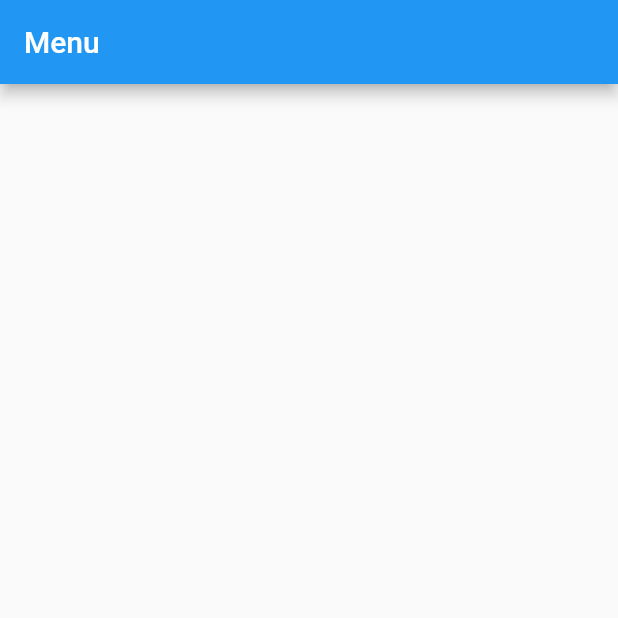
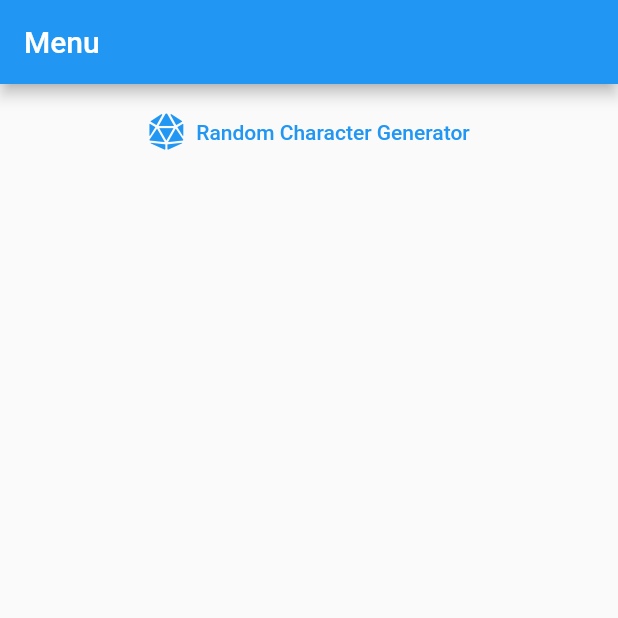
Before and after one commit to user17359/gm_familiar, a Flutter app: the screen it shows after launch, on a phone screen of 412 x 824 dp, the top half of it. Run offline on Flutter 3.47's test engine with Material 2 defaults, Android fonts, the phone set to English and light mode, and no system bars.

Commit message:
Added icons from FlutterIcon for future use.

```diff
--- a/lib/main.dart
+++ b/lib/main.dart
@@ -1,4 +1,5 @@
 import 'package:flutter/material.dart';
+import 'presentation/custom_icons_icons.dart';
 
 void main() {
   runApp(const MyApp());
@@ -63,10 +64,18 @@ class _MyHomePageState extends State<MyHomePage> {
         title: Text(widget.title),
       ),
       body: Center(
-        child: Column(
-          mainAxisAlignment: MainAxisAlignment.center,
+        child: ListView(
+              padding: const EdgeInsets.all(8),
+              children: <Widget>[
+                TextButton.icon(
+                  icon: Icon(CustomIcons.dice_d20),
+                  label: Text('Random Character Generator'),
+                  onPressed: () {},
+                )
+
+              ],
+            )
         ),
-      ), // This trailing comma makes auto-formatting nicer for build methods.
-    );
+      ); // This trailing comma makes auto-formatting nicer for build methods.
   }
 }
--- /dev/null
+++ b/lib/presentation/custom_icons_icons.dart
@@ -0,0 +1,93 @@
+/// Flutter icons CustomIcons
+/// Copyright (C) 2021 by original authors @ fluttericon.com, fontello.com
+/// This font was generated by FlutterIcon.com, which is derived from Fontello.
+///
+/// To use this font, place it in your fonts/ directory and include the
+/// following in your pubspec.yaml
+///
+/// flutter:
+///   fonts:
+///    - family:  CustomIcons
+///      fonts:
+///       - asset: fonts/CustomIcons.ttf
+///
+///
+/// * RPG Awesome, Copyright (c) 2014, Daniela Howe
+///         Author:    Daniela Howe & Ivan Montiel
+///         License:   SIL (http://scripts.sil.org/OFL)
+///         Homepage:  http://nagoshiashumari.github.io/Rpg-Awesome/
+/// * Font Awesome 5, Copyright (C) 2016 by Dave Gandy
+///         Author:    Dave Gandy
+///         License:   SIL (https://github.com/FortAwesome/Font-Awesome/blob/master/LICENSE.txt)
+///         Homepage:  http://fortawesome.github.com/Font-Awesome/
+///
+import 'package:flutter/widgets.dart';
+
+class CustomIcons {
+  CustomIcons._();
+
+  static const _kFontFam = 'CustomIcons';
+  static const String? _kFontPkg = null;
+
+  static const IconData ankh = IconData(0xe908, fontFamily: _kFontFam, fontPackage: _kFontPkg);
+  static const IconData aquarius = IconData(0xe90b, fontFamily: _kFontFam, fontPackage: _kFontPkg);
+  static const IconData archer = IconData(0xe90d, fontFamily: _kFontFam, fontPackage: _kFontPkg);
+  static const IconData aries = IconData(0xe910, fontFamily: _kFontFam, fontPackage: _kFontPkg);
+  static const IconData beer = IconData(0xe92a, fontFamily: _kFontFam, fontPackage: _kFontPkg);
+  static const IconData broadsword = IconData(0xe946, fontFamily: _kFontFam, fontPackage: _kFontPkg);
+  static const IconData broken_skull = IconData(0xe94b, fontFamily: _kFontFam, fontPackage: _kFontPkg);
+  static const IconData cancer = IconData(0xe956, fontFamily: _kFontFam, fontPackage: _kFontPkg);
+  static const IconData candle_fire = IconData(0xe957, fontFamily: _kFontFam, fontPackage: _kFontPkg);
+  static const IconData capricorn = IconData(0xe95b, fontFamily: _kFontFam, fontPackage: _kFontPkg);
+  static const IconData croc_sword = IconData(0xe977, fontFamily: _kFontFam, fontPackage: _kFontPkg);
+  static const IconData crossbow = IconData(0xe978, fontFamily: _kFontFam, fontPackage: _kFontPkg);
+  static const IconData crossed_axes = IconData(0xe979, fontFamily: _kFontFam, fontPackage: _kFontPkg);
+  static const IconData crossed_swords = IconData(0xe97d, fontFamily: _kFontFam, fontPackage: _kFontPkg);
+  static const IconData dragon = IconData(0xe9a2, fontFamily: _kFontFam, fontPackage: _kFontPkg);
+  static const IconData droplet = IconData(0xe9a9, fontFamily: _kFontFam, fontPackage: _kFontPkg);
+  static const IconData emerald = IconData(0xe9af, fontFamily: _kFontFam, fontPackage: _kFontPkg);
+  static const IconData eyeball = IconData(0xe9b5, fontFamily: _kFontFam, fontPackage: _kFontPkg);
+  static const IconData fairy_wand = IconData(0xe9b6, fontFamily: _kFontFam, fontPackage: _kFontPkg);
+  static const IconData flame_symbol = IconData(0xe9c7, fontFamily: _kFontFam, fontPackage: _kFontPkg);
+  static const IconData gear_hammer = IconData(0xe9db, fontFamily: _kFontFam, fontPackage: _kFontPkg);
+  static const IconData gem_pendant = IconData(0xe9df, fontFamily: _kFontFam, fontPackage: _kFontPkg);
+  static const IconData gem = IconData(0xe9e0, fontFamily: _kFontFam, fontPackage: _kFontPkg);
+  static const IconData gemini = IconData(0xe9e1, fontFamily: _kFontFam, fontPackage: _kFontPkg);
+  static const IconData gold_bar = IconData(0xe9e4, fontFamily: _kFontFam, fontPackage: _kFontPkg);
+  static const IconData grenade = IconData(0xe9e8, fontFamily: _kFontFam, fontPackage: _kFontPkg);
+  static const IconData honeycomb = IconData(0xea02, fontFamily: _kFontFam, fontPackage: _kFontPkg);
+  static const IconData hospital_cross = IconData(0xea07, fontFamily: _kFontFam, fontPackage: _kFontPkg);
+  static const IconData knight_helmet = IconData(0xea1a, fontFamily: _kFontFam, fontPackage: _kFontPkg);
+  static const IconData kunai = IconData(0xea1b, fontFamily: _kFontFam, fontPackage: _kFontPkg);
+  static const IconData large_hammer = IconData(0xea1d, fontFamily: _kFontFam, fontPackage: _kFontPkg);
+  static const IconData leo = IconData(0xea22, fontFamily: _kFontFam, fontPackage: _kFontPkg);
+  static const IconData libra = IconData(0xea2a, fontFamily: _kFontFam, fontPackage: _kFontPkg);
+  static const IconData lightning_bolt = IconData(0xea2d, fontFamily: _kFontFam, fontPackage: _kFontPkg);
+  static const IconData mass_driver = IconData(0xea39, fontFamily: _kFontFam, fontPackage: _kFontPkg);
+  static const IconData mp5 = IconData(0xea46, fontFamily: _kFontFam, fontPackage: _kFontPkg);
+  static const IconData musket = IconData(0xea49, fontFamily: _kFontFam, fontPackage: _kFontPkg);
+  static const IconData pisces = IconData(0xea64, fontFamily: _kFontFam, fontPackage: _kFontPkg);
+  static const IconData plain_dagger = IconData(0xea65, fontFamily: _kFontFam, fontPackage: _kFontPkg);
+  static const IconData relic_blade = IconData(0xea7e, fontFamily: _kFontFam, fontPackage: _kFontPkg);
+  static const IconData revolver = IconData(0xea81, fontFamily: _kFontFam, fontPackage: _kFontPkg);
+  static const IconData robot_arm = IconData(0xea85, fontFamily: _kFontFam, fontPackage: _kFontPkg);
+  static const IconData sagittarius = IconData(0xea8a, fontFamily: _kFontFam, fontPackage: _kFontPkg);
+  static const IconData scorpio = IconData(0xea8e, fontFamily: _kFontFam, fontPackage: _kFontPkg);
+  static const IconData scroll_unfurled = IconData(0xea8f, fontFamily: _kFontFam, fontPackage: _kFontPkg);
+  static const IconData sickle = IconData(0xea9d, fontFamily: _kFontFam, fontPackage: _kFontPkg);
+  static const IconData skull = IconData(0xeaa1, fontFamily: _kFontFam, fontPackage: _kFontPkg);
+  static const IconData small_fire = IconData(0xeaa3, fontFamily: _kFontFam, fontPackage: _kFontPkg);
+  static const IconData speech_bubble = IconData(0xeaad, fontFamily: _kFontFam, fontPackage: _kFontPkg);
+  static const IconData taurus = IconData(0xeac6, fontFamily: _kFontFam, fontPackage: _kFontPkg);
+  static const IconData thorny_vine = IconData(0xeacb, fontFamily: _kFontFam, fontPackage: _kFontPkg);
+  static const IconData toast = IconData(0xeace, fontFamily: _kFontFam, fontPackage: _kFontPkg);
+  static const IconData tower = IconData(0xead2, fontFamily: _kFontFam, fontPackage: _kFontPkg);
+  static const IconData triforce = IconData(0xead6, fontFamily: _kFontFam, fontPackage: _kFontPkg);
+  static const IconData vest = IconData(0xeae0, fontFamily: _kFontFam, fontPackage: _kFontPkg);
+  static const IconData virgo = IconData(0xeae3, fontFamily: _kFontFam, fontPackage: _kFontPkg);
+  static const IconData water_drop = IconData(0xeae4, fontFamily: _kFontFam, fontPackage: _kFontPkg);
+  static const IconData wooden_sign = IconData(0xeae9, fontFamily: _kFontFam, fontPackage: _kFontPkg);
+  static const IconData x_mark = IconData(0xeaec, fontFamily: _kFontFam, fontPackage: _kFontPkg);
+  static const IconData dice = IconData(0xf522, fontFamily: _kFontFam, fontPackage: _kFontPkg);
+  static const IconData dice_d20 = IconData(0xf6cf, fontFamily: _kFontFam, fontPackage: _kFontPkg);
+}
--- a/pubspec.yaml
+++ b/pubspec.yaml
@@ -56,6 +56,10 @@ flutter:
   # included with your application, so that you can use the icons in
   # the material Icons class.
   uses-material-design: true
+  fonts:
+  - family:  CustomIcons
+    fonts:
+      - asset: fonts/CustomIcons.ttf
 
   # To add assets to your application, add an assets section, like this:
   # assets:
```
Also changed, not shown: fonts/CustomIcons.ttf (added).
